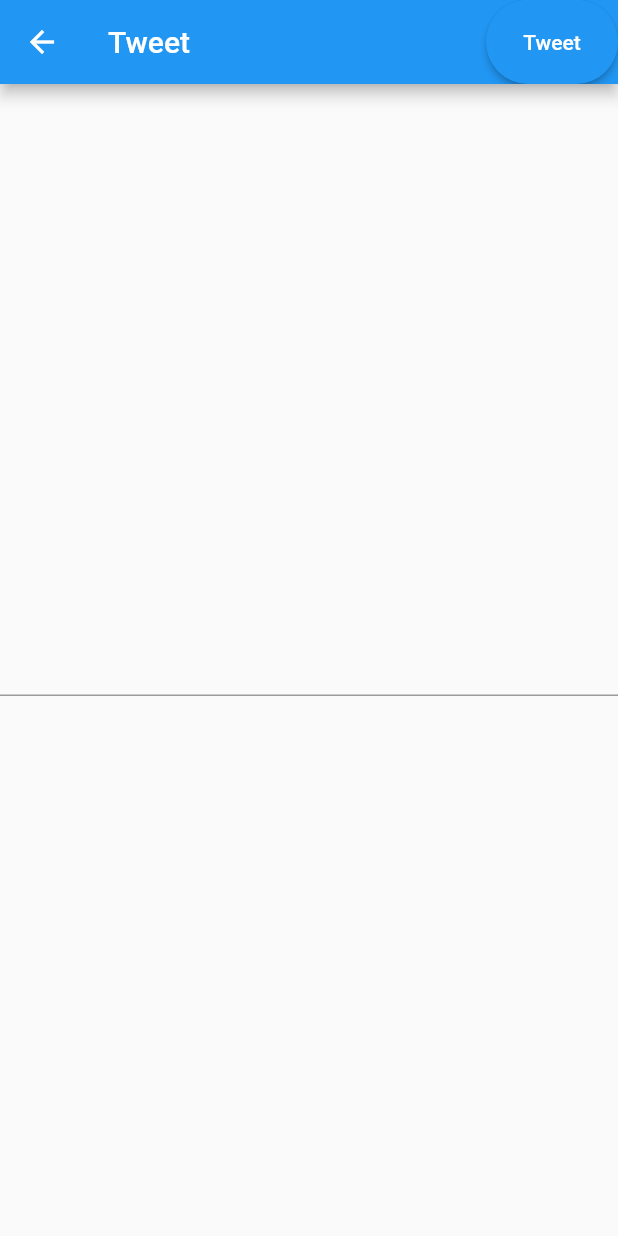
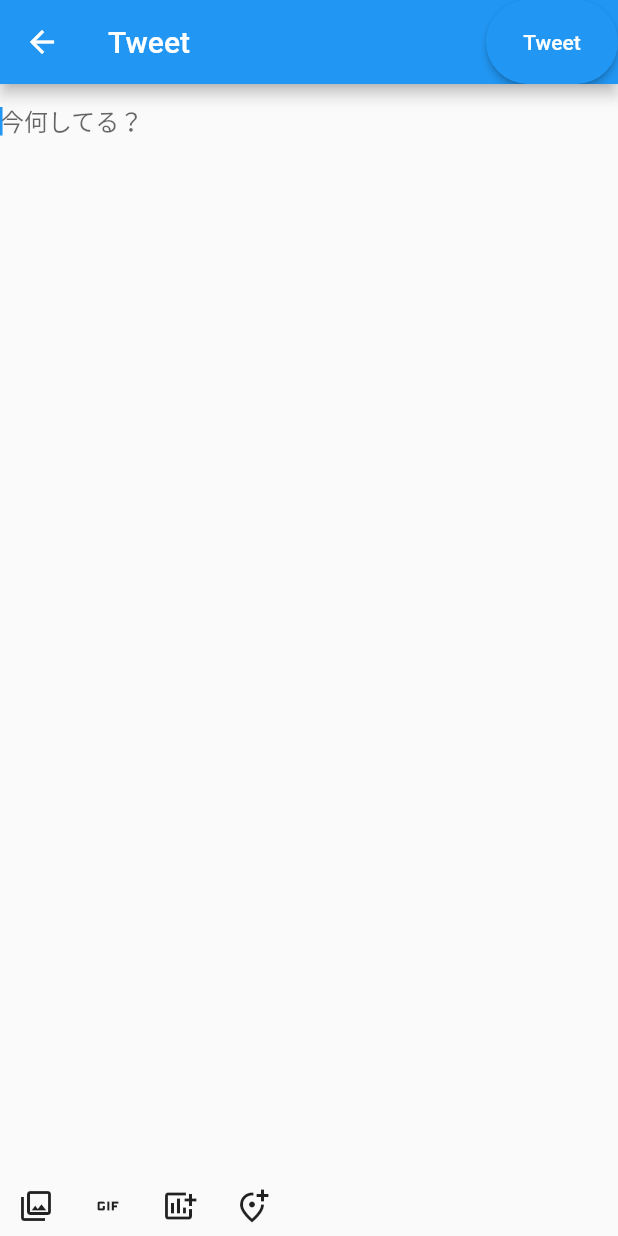
Before and after one commit to Furcht968/Twifl, a Flutter app: the Tweet screen opened directly, on a phone screen of 412 x 824 dp. Run offline on Flutter 3.47's test engine with Material 2 defaults, Android fonts, the phone set to English and light mode, and no system bars.

Commit message:
add: ツイート画面に色々追加

```diff
--- a/lib/tweet.dart
+++ b/lib/tweet.dart
@@ -1,23 +1,80 @@
 import 'package:flutter/material.dart';
 
 class Tweet extends StatelessWidget {
+
+  TextEditingController _fieldController = TextEditingController();
+  bool _isEnabled = false;
   @override
   Widget build(BuildContext context) {
     return Scaffold(
-      appBar: AppBar(
-        title: Text("Tweet"),
-        actions: [
+      appBar: AppBar(title: Text("Tweet"), actions: [
         RaisedButton(
           child: const Text('Tweet'),
           color: Colors.blue,
           textColor: Colors.white,
           shape: const StadiumBorder(),
+          onPressed: !_isEnabled==false ? null : () {},
+        )
+      ]),
+      body: Column(
+        children: [
+          Expanded(
+            child: Container(
+              child: TextField(
+                autofocus: true,
+                maxLines: null,
+                keyboardType: TextInputType.multiline,
+                decoration: InputDecoration(
+                  border: InputBorder.none,
+                  hintText: "今何してる？",
+                ),
+                controller: _fieldController,
+                onChanged: (text){
+                  print(_isEnabled);
+                  if(text.length >= 140){
+                    _isEnabled = false;
+                  }else{
+                    _isEnabled = true;
+                  }
+                }
+              )
+            )
+          ),
+          Container(
+            child: Row(
+              children: [
+                // 画像追加
+                IconButton(
+                  icon: Icon(Icons.photo_library_outlined),
+                  tooltip: 'Picture',
                   onPressed: () {},
-          )
+                ),
+                // GIF追加
+                IconButton(
+                  icon: Icon(Icons.gif_outlined),
+                  tooltip: 'Picture',
+                  onPressed: () {},
+                ),
+                // 投票追加
+                IconButton(
+                  icon: Icon(Icons.add_chart),
+                  tooltip: 'Picture',
+                  onPressed: () {},
+                ),
+                // 位置情報追加
+                IconButton(
+                  icon: Icon(Icons.add_location_alt_outlined),
+                  tooltip: 'Picture',
+                  onPressed: () {},
+                ),
+
+                // 文字数
+
               ]
             ),
-      body: Center(
-        child: TextField(),
+            height: 40,
+          ),
+        ]
       ),
     );
   }
```
Also changed, not shown: 7 other files. Lines whose indentation alone changed are shown as unchanged.
